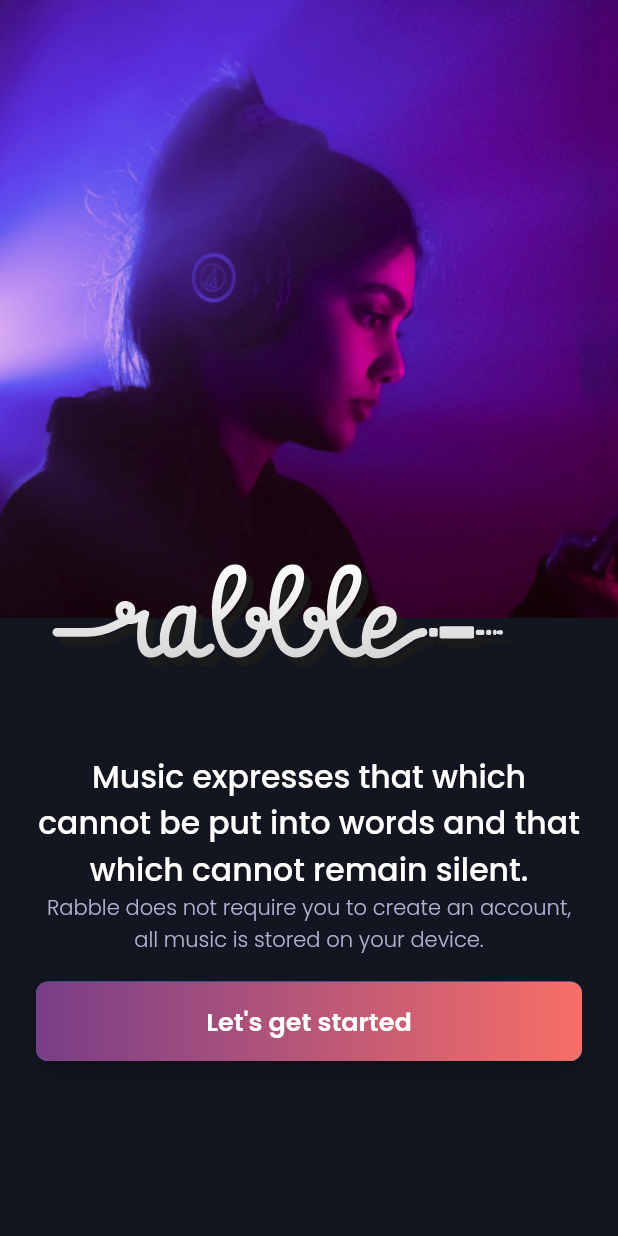
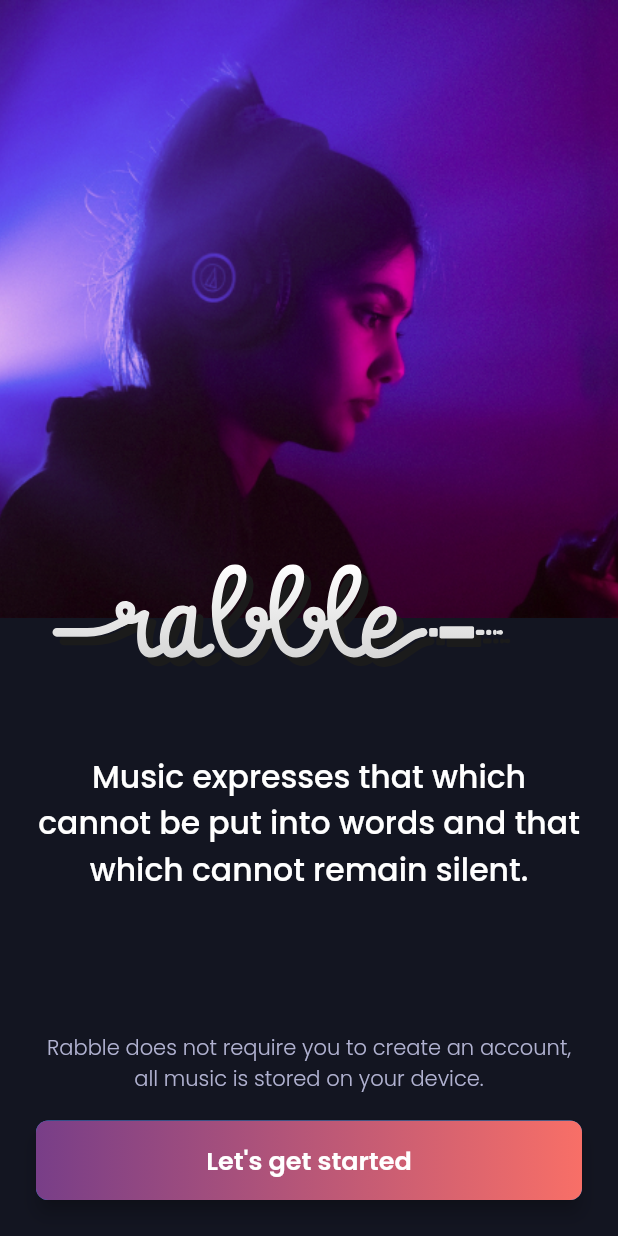
Before and after one commit to DannyPX/rabble, a Flutter app: the screen it shows after launch, on a phone screen of 412 x 824 dp. Run offline on Flutter 3.47's test engine with Material 2 defaults, Android fonts, the phone set to English and light mode, and no system bars; our stand-ins replace flutter_svg.

Commit message:
Fix bottom allignment

```diff
--- a/lib/views/onboarding.dart
+++ b/lib/views/onboarding.dart
@@ -33,13 +33,18 @@ class OnboardingPage extends StatelessWidget {
             ),
             Container(
               padding: const EdgeInsets.symmetric(horizontal: 24.0),
+              child: Text(
+                "Music expresses that which cannot be put into words and that which cannot remain silent.",
+                style: fTitle2Style,
+                textAlign: TextAlign.center,
+              ),
+            ),
+            Spacer(),
+            Container(
+              padding:
+                  const EdgeInsets.symmetric(horizontal: 24.0, vertical: 24.0),
               child: Column(
                 children: [
-                  Text(
-                    "Music expresses that which cannot be put into words and that which cannot remain silent.",
-                    style: fTitle2Style,
-                    textAlign: TextAlign.center,
-                  ),
                   Text(
                     "Rabble does not require you to create an account, all music is stored on your device.",
                     style: fCaptionTextStyle,
```
